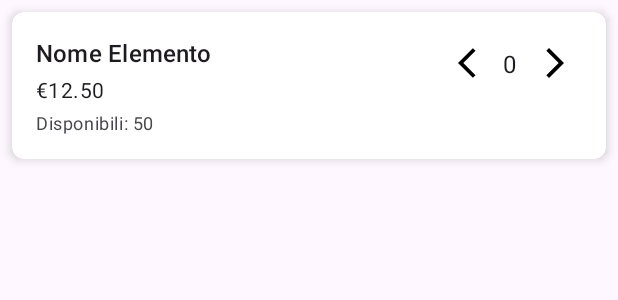
After one commit to RoccoFerrari/Arrangement-manager, an Android app: the layout item_order_menu.xml on its own in the app's theme, with its tools: preview values and no code run, on a phone screen of 412 x 824 dp. The commit adds this screen. Shown: the top 300 px of the screen. Run offline under Robolectric (Android 15) with nearby library versions, the phone set to English and light mode, and no system bars.

Commit message:
Added MVVM structure to menu ordering logic

```diff
--- a/Arrangementmanager/app/build.gradle.kts
+++ b/Arrangementmanager/app/build.gradle.kts
@@ -3,6 +3,7 @@ plugins {
     alias(libs.plugins.kotlin.android)
     id("kotlin-kapt")
     id("androidx.navigation.safeargs.kotlin")
+    id("kotlin-parcelize")
 }
 
 android {
--- a/Arrangementmanager/app/src/main/java/com/example/arrangement_manager/ArrangementDAO.kt
+++ b/Arrangementmanager/app/src/main/java/com/example/arrangement_manager/ArrangementDAO.kt
@@ -10,6 +10,8 @@ import androidx.room.Query
 import androidx.room.ForeignKey
 import androidx.room.Update
 import kotlinx.coroutines.flow.Flow
+import kotlinx.parcelize.Parcelize
+import android.os.Parcelable
 
 @Entity(tableName = "User")
 data class User(
@@ -17,6 +19,7 @@ data class User(
     @ColumnInfo(name = "password") val password: String
 )
 
+@Parcelize
 @Entity(primaryKeys = ["name", "id_user"],
     tableName = "Table_",
     foreignKeys = [ForeignKey(
@@ -33,7 +36,7 @@ data class Table_(
     @ColumnInfo(name = "width") val width: Float,
     @ColumnInfo(name = "height") val height: Float,
     @ColumnInfo(name = "id_user") val id_user: String
-)
+) : Parcelable
 
 @Entity(primaryKeys = ["name", "id_user"],
     tableName = "Menu",
--- a/Arrangementmanager/app/src/main/java/com/example/arrangement_manager/TableArrangementView.kt
+++ b/Arrangementmanager/app/src/main/java/com/example/arrangement_manager/TableArrangementView.kt
@@ -16,6 +16,10 @@ import androidx.core.graphics.toColorInt
 // Interfaccia di callback per comunicare le modifiche a un tavolo
 interface OnTableUpdatedListener {
     fun onTableUpdated(table: Table_)
+}
+
+interface OnTableClickedListener {
+    fun onTableClicked(table: Table_)
 }
 
 
@@ -43,6 +47,7 @@ class TableArrangementView @JvmOverloads constructor(
     // ----------------------------------------
     // Listener che il Fragment imposta per ricevere le modifiche
     var onTableUpdatedListener: OnTableUpdatedListener? = null
+    var onTableClickedListener: OnTableClickedListener? = null
 
     // ----------------------------------------
     // Enum per lo stato del tocco
--- /dev/null
+++ b/Arrangementmanager/app/src/main/res/drawable/ic_add.xml
@@ -0,0 +1,5 @@
+<vector xmlns:android="http://schemas.android.com/apk/res/android" android:autoMirrored="true" android:height="24dp" android:tint="#000000" android:viewportHeight="24" android:viewportWidth="24" android:width="24dp">
+
+    <path android:fillColor="@android:color/white" android:pathData="M6.23,20.23l1.77,1.77l10,-10l-10,-10l-1.77,1.77l8.23,8.23z"/>
+
+</vector>
--- /dev/null
+++ b/Arrangementmanager/app/src/main/res/drawable/ic_remove.xml
@@ -0,0 +1,5 @@
+<vector xmlns:android="http://schemas.android.com/apk/res/android" android:autoMirrored="true" android:height="24dp" android:tint="#000000" android:viewportHeight="24" android:viewportWidth="24" android:width="24dp">
+
+    <path android:fillColor="@android:color/white" android:pathData="M11.67,3.87L9.9,2.1 0,12l9.9,9.9 1.77,-1.77L3.54,12z"/>
+
+</vector>
--- /dev/null
+++ b/Arrangementmanager/app/src/main/res/layout/item_order_menu.xml
@@ -0,0 +1,78 @@
+<?xml version="1.0" encoding="utf-8"?>
+<androidx.cardview.widget.CardView
+    xmlns:android="http://schemas.android.com/apk/res/android"
+    xmlns:app="http://schemas.android.com/apk/res-auto"
+    xmlns:tools="http://schemas.android.com/tools"
+    android:layout_width="match_parent"
+    android:layout_height="wrap_content"
+    android:layout_margin="8dp"
+    app:cardCornerRadius="8dp"
+    app:cardElevation="4dp">
+
+    <androidx.constraintlayout.widget.ConstraintLayout
+        android:layout_width="match_parent"
+        android:layout_height="wrap_content"
+        android:padding="16dp">
+
+        <TextView
+            android:id="@+id/textView_item_name"
+            android:layout_width="wrap_content"
+            android:layout_height="wrap_content"
+            android:textAppearance="@style/TextAppearance.Material3.TitleMedium"
+            app:layout_constraintStart_toStartOf="parent"
+            app:layout_constraintTop_toTopOf="parent"
+            tools:text="Nome Elemento" />
+
+        <TextView
+            android:id="@+id/textView_item_price"
+            android:layout_width="wrap_content"
+            android:layout_height="wrap_content"
+            android:layout_marginTop="4dp"
+            android:textAppearance="@style/TextAppearance.Material3.BodyMedium"
+            app:layout_constraintStart_toStartOf="parent"
+            app:layout_constraintTop_toBottomOf="@+id/textView_item_name"
+            tools:text="€12.50" />
+
+        <TextView
+            android:id="@+id/textView_item_available_quantity"
+            android:layout_width="wrap_content"
+            android:layout_height="wrap_content"
+            android:layout_marginTop="4dp"
+            android:textAppearance="@style/TextAppearance.Material3.BodySmall"
+            app:layout_constraintStart_toStartOf="parent"
+            app:layout_constraintTop_toBottomOf="@+id/textView_item_price"
+            tools:text="Disponibili: 50" />
+
+        <ImageButton
+            android:id="@+id/button_remove"
+            android:layout_width="36dp"
+            android:layout_height="36dp"
+            android:background="?attr/selectableItemBackgroundBorderless"
+            android:src="@drawable/ic_remove"
+            app:layout_constraintEnd_toStartOf="@+id/textView_ordered_quantity"
+            app:layout_constraintTop_toTopOf="parent" />
+
+        <TextView
+            android:id="@+id/textView_ordered_quantity"
+            android:layout_width="wrap_content"
+            android:layout_height="wrap_content"
+            android:layout_marginStart="8dp"
+            android:layout_marginEnd="8dp"
+            android:textAppearance="@style/TextAppearance.Material3.BodyLarge"
+            app:layout_constraintBottom_toBottomOf="@+id/button_remove"
+            app:layout_constraintEnd_toStartOf="@+id/button_add"
+            app:layout_constraintTop_toTopOf="@+id/button_remove"
+            tools:text="0" />
+
+        <ImageButton
+            android:id="@+id/button_add"
+            android:layout_width="36dp"
+            android:layout_height="36dp"
+            android:background="?attr/selectableItemBackgroundBorderless"
+            android:src="@drawable/ic_add"
+            app:layout_constraintEnd_toEndOf="parent"
+            app:layout_constraintTop_toTopOf="parent" />
+
+    </androidx.constraintlayout.widget.ConstraintLayout>
+
+</androidx.cardview.widget.CardView>
```
Also changed, not shown: Arrangementmanager/app/src/main/java/com/example/arrangement_manager/MenuOrderAdapter.kt (added, +60 -0 lines), Arrangementmanager/app/src/main/java/com/example/arrangement_manager/MenuOrderDialogFragment.kt (added, +79 -0 lines), Arrangementmanager/app/src/main/java/com/example/arrangement_manager/MenuOrderViewModel.kt (added, +44 -0 lines), Arrangementmanager/app/src/main/java/com/example/arrangement_manager/MenuOrderViewModelFactory.kt (added, +18 -0 lines), Arrangementmanager/app/src/main/java/com/example/arrangement_manager/TableArrangementFragment.kt (+10 -10 lines), Arrangementmanager/app/src/main/res/layout/dialog_order_menu.xml (added, +39 -0 lines), Arrangementmanager/app/src/main/res/navigation/nav_graph.xml (+17 -0 lines).
